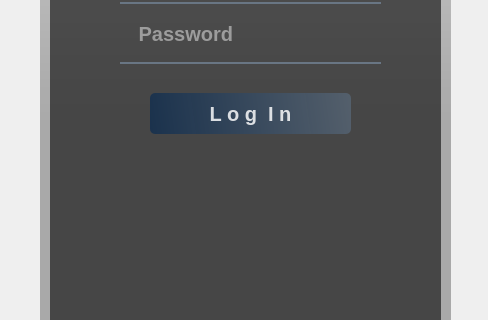
This is login2.ui in minglok943/TSH_DO_OCR as Qt 5 draws it before an edit; both pictures show x 0 to 488 and y 277 to 597 of the 488 by 688 pixel window. The edited form follows.
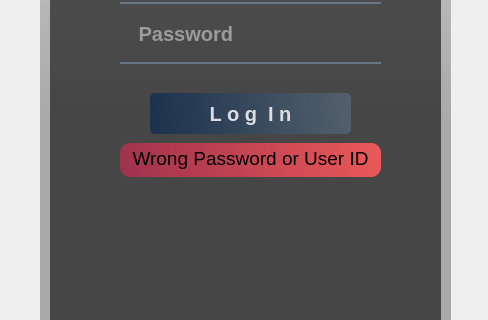
This is the edited form. Icons and pictures are not drawn.

The edit to the form file:
```diff
--- a/login2.ui
+++ b/login2.ui
@@ -105,7 +105,7 @@
      <bool>false</bool>
     </property>
    </widget>
-   <widget class="QLineEdit" name="lineEdit">
+   <widget class="QLineEdit" name="userEdit">
     <property name="geometry">
      <rect>
       <x>90</x>
@@ -138,7 +138,7 @@
      <string>   UserID (Numeric Only)</string>
     </property>
    </widget>
-   <widget class="QLineEdit" name="lineEdit_2">
+   <widget class="QLineEdit" name="passwordEdit">
     <property name="geometry">
      <rect>
       <x>90</x>
@@ -227,14 +227,39 @@
      <string>Welcome to TSH Group ERP</string>
     </property>
    </widget>
+   <widget class="QTextEdit" name="errorEdit">
+    <property name="geometry">
+     <rect>
+      <x>90</x>
+      <y>400</y>
+      <width>261</width>
+      <height>34</height>
+     </rect>
+    </property>
+    <property name="styleSheet">
+     <string notr="true">background-color: qlineargradient(spread:pad, x1:0, y1:0.505682, x2:1, y2:0.477, stop:0 rgba(175, 47, 78, 219), stop:1 rgba(255, 91, 91, 226));
+border-radius:10px;</string>
+    </property>
+    <property name="readOnly">
+     <bool>true</bool>
+    </property>
+    <property name="html">
+     <string>&lt;!DOCTYPE HTML PUBLIC &quot;-//W3C//DTD HTML 4.0//EN&quot; &quot;http://www.w3.org/TR/REC-html40/strict.dtd&quot;&gt;
+&lt;html&gt;&lt;head&gt;&lt;meta name=&quot;qrichtext&quot; content=&quot;1&quot; /&gt;&lt;style type=&quot;text/css&quot;&gt;
+p, li { white-space: pre-wrap; }
+&lt;/style&gt;&lt;/head&gt;&lt;body style=&quot; font-family:'Ubuntu'; font-size:11pt; font-weight:400; font-style:normal;&quot;&gt;
+&lt;p align=&quot;center&quot; style=&quot; margin-top:0px; margin-bottom:0px; margin-left:0px; margin-right:0px; -qt-block-indent:0; text-indent:0px;&quot;&gt;&lt;span style=&quot; font-size:14pt;&quot;&gt;Wrong Password or User ID&lt;/span&gt;&lt;/p&gt;&lt;/body&gt;&lt;/html&gt;</string>
+    </property>
+   </widget>
    <zorder>label</zorder>
    <zorder>logoLabel</zorder>
    <zorder>label_2</zorder>
    <zorder>label_4</zorder>
    <zorder>loginButton</zorder>
-   <zorder>lineEdit</zorder>
-   <zorder>lineEdit_2</zorder>
+   <zorder>userEdit</zorder>
+   <zorder>passwordEdit</zorder>
    <zorder>label_3</zorder>
+   <zorder>errorEdit</zorder>
   </widget>
  </widget>
  <resources>
```
Left out of the diff: 2 changed lines with no effect on the pictures.
